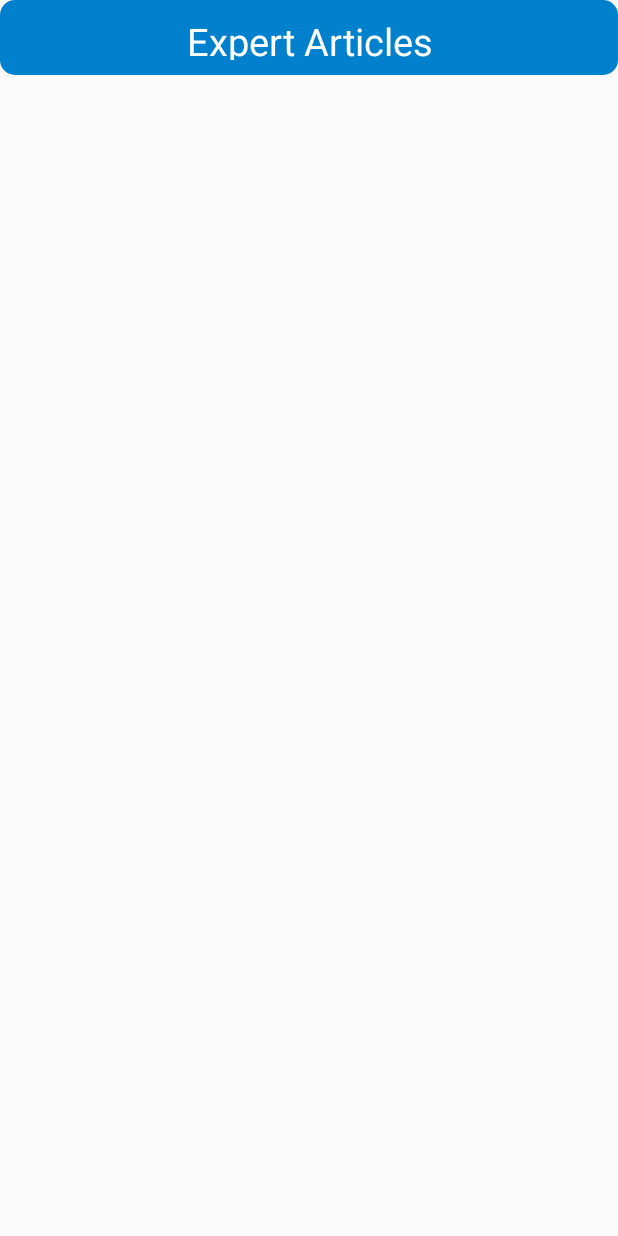
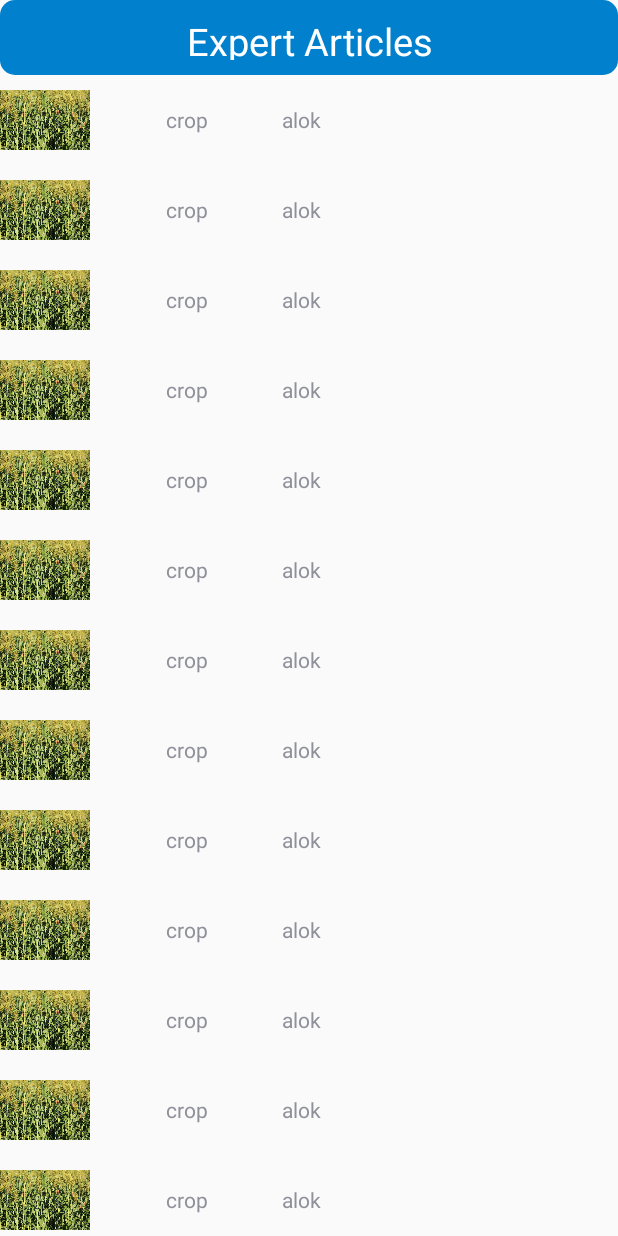
Before and after one commit to theallknowng/TheALKnowng, an Android app: the expertadvice screen opened directly, with no data from a screen before it, on a phone screen of 412 x 824 dp. Run offline under Robolectric (Android 15) with nearby library versions, the phone set to English and light mode, and no system bars; network calls fail.

Commit message:
Created adapters for market list

```diff
--- /dev/null
+++ b/Cropad/app/src/main/java/com/example/cropad/ExpertAdapter.java
@@ -0,0 +1,66 @@
+package com.example.cropad;
+
+import android.content.Context;
+import android.view.LayoutInflater;
+import android.view.View;
+import android.view.ViewGroup;
+import android.widget.ImageView;
+import android.widget.TextView;
+
+import androidx.annotation.NonNull;
+import androidx.recyclerview.widget.RecyclerView;
+
+import java.util.ArrayList;
+
+public class ExpertAdapter extends RecyclerView.Adapter<ExpertAdapter.ViewHolder> {
+    private Context context;
+    private ArrayList<expertdata> dataList;
+
+    public ExpertAdapter(Context context, ArrayList<expertdata> dataList) {
+        this.context = context;
+        this.dataList = dataList;
+    }
+
+    @NonNull
+    @Override
+    public ViewHolder onCreateViewHolder(@NonNull ViewGroup parent, int viewType) {
+
+        LayoutInflater layoutInflater = LayoutInflater.from(context);
+
+        View view = layoutInflater.inflate(R.layout.expert_item1,parent, false);
+        ViewHolder viewHolder = new ViewHolder(view);
+
+        return viewHolder;
+    }
+
+    @Override
+    public void onBindViewHolder(@NonNull ViewHolder holder, int position) {
+
+        ImageView imageView = holder.imageView;
+        TextView title = holder.title;
+        TextView author = holder.author;
+
+        title.setText(dataList.get(position).getTitle());
+        author.setText(dataList.get(position).getName());
+
+    }
+
+    @Override
+    public int getItemCount() {
+        return dataList.size();
+    }
+
+    public class ViewHolder extends RecyclerView.ViewHolder {
+        ImageView imageView;
+        TextView title, author;
+
+        public ViewHolder(@NonNull View itemView) {
+            super(itemView);
+
+            imageView = itemView.findViewById(R.id.imgtitle1);
+            title = itemView.findViewById(R.id.title1);
+            author = itemView.findViewById(R.id.authorname1);
+
+        }
+    }
+}
--- a/Cropad/app/src/main/java/com/example/cropad/expertadvice.java
+++ b/Cropad/app/src/main/java/com/example/cropad/expertadvice.java
@@ -1,17 +1,50 @@
 package com.example.cropad;
 
 import androidx.appcompat.app.AppCompatActivity;
+import androidx.recyclerview.widget.LinearLayoutManager;
+import androidx.recyclerview.widget.RecyclerView;
 
 import android.os.Bundle;
 import android.widget.ArrayAdapter;
+import android.widget.LinearLayout;
 import android.widget.ListAdapter;
 
+import java.util.ArrayList;
+
 public class expertadvice extends AppCompatActivity {
+
+    RecyclerView recyclerView;
+    ArrayList<expertdata> expertdataList;
+
 
     @Override
     protected void onCreate(Bundle savedInstanceState) {
         super.onCreate(savedInstanceState);
         setContentView(R.layout.activity_expertadvice);
+        recyclerView = findViewById(R.id.expert_advice_recyclerview);
+
+        expertdataList = new ArrayList<>();
+        expertdataList.add(new expertdata("alok", "crop"));
+        expertdataList.add(new expertdata("alok", "crop"));
+        expertdataList.add(new expertdata("alok", "crop"));
+        expertdataList.add(new expertdata("alok", "crop"));
+        expertdataList.add(new expertdata("alok", "crop"));
+        expertdataList.add(new expertdata("alok", "crop"));
+        expertdataList.add(new expertdata("alok", "crop"));
+        expertdataList.add(new expertdata("alok", "crop"));
+        expertdataList.add(new expertdata("alok", "crop"));
+        expertdataList.add(new expertdata("alok", "crop"));
+        expertdataList.add(new expertdata("alok", "crop"));
+        expertdataList.add(new expertdata("alok", "crop"));
+        expertdataList.add(new expertdata("alok", "crop"));
+        expertdataList.add(new expertdata("alok", "crop"));
+
+        LinearLayoutManager layoutManager = new LinearLayoutManager(getApplicationContext());
+        RecyclerView.LayoutManager layoutManager1 = layoutManager;
+        ExpertAdapter adapter = new ExpertAdapter(getApplicationContext(), expertdataList);
+
+        recyclerView.setLayoutManager(layoutManager1);
+        recyclerView.setAdapter(adapter);
 
     }
 }
--- a/Cropad/app/src/main/java/com/example/cropad/expertdata.java
+++ b/Cropad/app/src/main/java/com/example/cropad/expertdata.java
@@ -1,17 +1,41 @@
 package com.example.cropad;
 
 import android.graphics.Bitmap;
+import android.widget.ImageView;
 
 public class expertdata {
     String name;
     String title;
-    Bitmap imag;
+//    ImageView imag;
 
 
-    public expertdata(String name, String title, Bitmap img) {
+    public expertdata(String name, String title) {
         this.name = name;
         this.title = title;
-        this.imag = img;
+//        this.imag = img;
     }
 
+    public String getName() {
+        return name;
+    }
+
+    public void setName(String name) {
+        this.name = name;
+    }
+
+    public String getTitle() {
+        return title;
+    }
+
+    public void setTitle(String title) {
+        this.title = title;
+    }
+//
+//    public ImageView getImag() {
+//        return imag;
+//    }
+//
+//    public void setImag(ImageView imag) {
+//        this.imag = imag;
+//    }
 }
--- a/Cropad/app/src/main/java/com/example/cropad/first_page.java
+++ b/Cropad/app/src/main/java/com/example/cropad/first_page.java
@@ -68,7 +68,7 @@ public class first_page extends AppCompatActivity {
         marketplace.setOnClickListener(new View.OnClickListener() {
             @Override
             public void onClick(View view) {
-                Intent market = new Intent(first_page.this , marketplace.class);
+                Intent market = new Intent(first_page.this , Market_list.class);
                 startActivity(market);
             }
         });
--- a/Cropad/app/src/main/res/layout/activity_expertadvice.xml
+++ b/Cropad/app/src/main/res/layout/activity_expertadvice.xml
@@ -1,5 +1,5 @@
 <?xml version="1.0" encoding="utf-8"?>
-<androidx.constraintlayout.widget.ConstraintLayout xmlns:android="http://schemas.android.com/apk/res/android"
+<RelativeLayout xmlns:android="http://schemas.android.com/apk/res/android"
     xmlns:app="http://schemas.android.com/apk/res-auto"
     xmlns:tools="http://schemas.android.com/tools"
     android:layout_width="match_parent"
@@ -8,7 +8,7 @@
     >
 
     <TextView
-        android:id="@+id/textView3"
+        android:id="@+id/expert"
         android:layout_width="match_parent"
         android:layout_height="50dp"
         android:background="@drawable/crad_round"
@@ -20,17 +20,24 @@
         app:layout_constraintTop_toTopOf="parent"
         tools:layout_editor_absoluteX="0dp" />
 
-    <ListView
-        android:id="@+id/list_view"
+    <androidx.recyclerview.widget.RecyclerView
+        android:id="@+id/expert_advice_recyclerview"
         android:layout_width="match_parent"
-        android:layout_height="0dp"
-        app:layout_constraintTop_toBottomOf="@id/textView3"
-        app:layout_constraintBottom_toBottomOf="parent">
+        android:layout_height="match_parent"
+        android:layout_below="@+id/expert"
+        />
+
+<!--    <ListView-->
+<!--        android:id="@+id/list_view"-->
+<!--        android:layout_width="match_parent"-->
+<!--        android:layout_height="0dp"-->
+<!--        app:layout_constraintTop_toBottomOf="@id/textView3"-->
+<!--        app:layout_constraintBottom_toBottomOf="parent">-->
 
 
 
 
-    </ListView>
+<!--    </ListView>-->
 
 <!--    <ScrollView-->
 <!--        android:layout_width="match_parent"-->
@@ -46,4 +53,4 @@
 <!--        -->
 
 <!--    </ScrollView>-->
-</androidx.constraintlayout.widget.ConstraintLayout>
+</RelativeLayout>
--- a/Cropad/app/src/main/res/layout/expert_item1.xml
+++ b/Cropad/app/src/main/res/layout/expert_item1.xml
@@ -1,7 +1,7 @@
 <?xml version="1.0" encoding="utf-8"?>
 <LinearLayout xmlns:android="http://schemas.android.com/apk/res/android"
     android:orientation="vertical" android:layout_width="match_parent"
-    android:layout_height="match_parent">
+    android:layout_height="wrap_content">
     <LinearLayout
         android:clickable="true"
         android:layout_width="match_parent"
@@ -18,19 +18,20 @@
         <TextView
             android:id="@+id/title1"
             android:gravity="center"
-            android:layout_width="match_parent"
+            android:layout_width="wrap_content"
             android:layout_height="60dp"
+            android:layout_marginLeft="50dp"
             android:text="hello"/>
 
 
+        <TextView
+            android:id="@+id/authorname1"
+            android:layout_width="wrap_content"
+            android:layout_height="30dp"
+            android:layout_marginLeft="50dp"
+            android:hint="hahhaha"/>
 
     </LinearLayout>
 
 
-    <TextView
-        android:id="@+id/authorname1"
-        android:layout_width="wrap_content"
-        android:layout_height="30dp"
-        android:layout_gravity="right"
-        android:hint="hahhaha"/>
 </LinearLayout>
```
Also changed, not shown: Cropad/app/build.gradle (+7 -2 lines), Cropad/app/src/main/AndroidManifest.xml (+4 -3 lines), Cropad/app/src/main/java/com/example/cropad/MarketAdapter.java (added, +80 -0 lines), Cropad/app/src/main/java/com/example/cropad/Market_list.java (added, +55 -0 lines), Cropad/app/src/main/java/com/example/cropad/marketdata.java (added, +28 -0 lines), Cropad/app/src/main/res/layout/activity_market_list.xml (added, +121 -0 lines), Cropad/app/src/main/res/layout/market_item.xml (added, +38 -0 lines), 1 other file.
